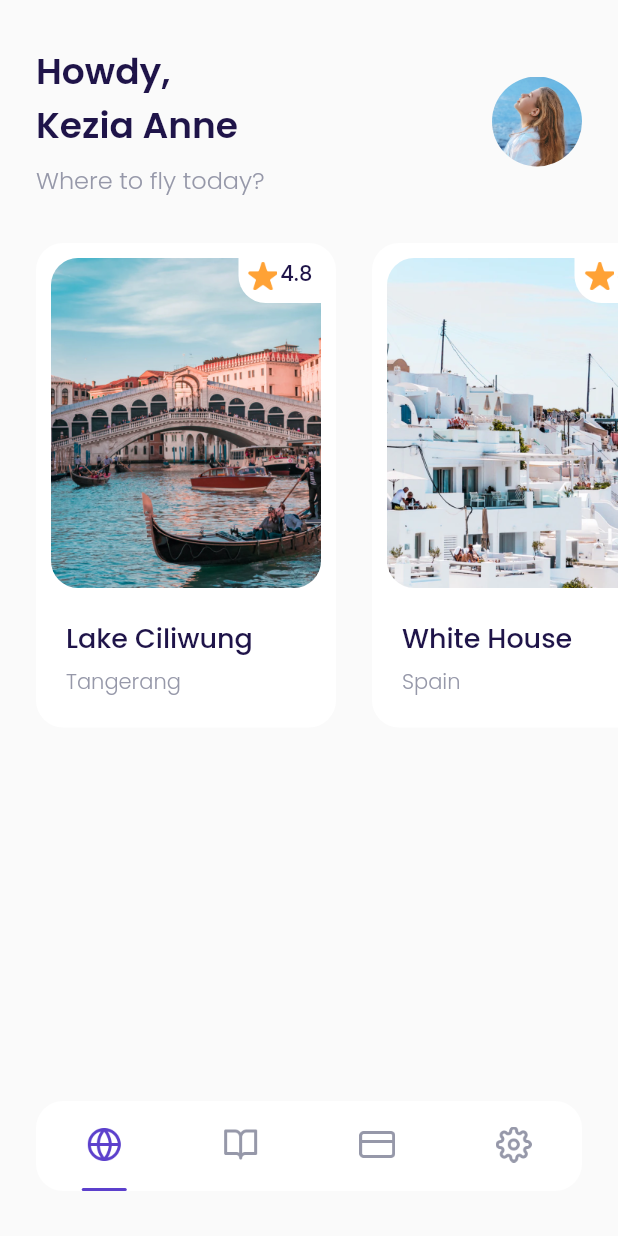
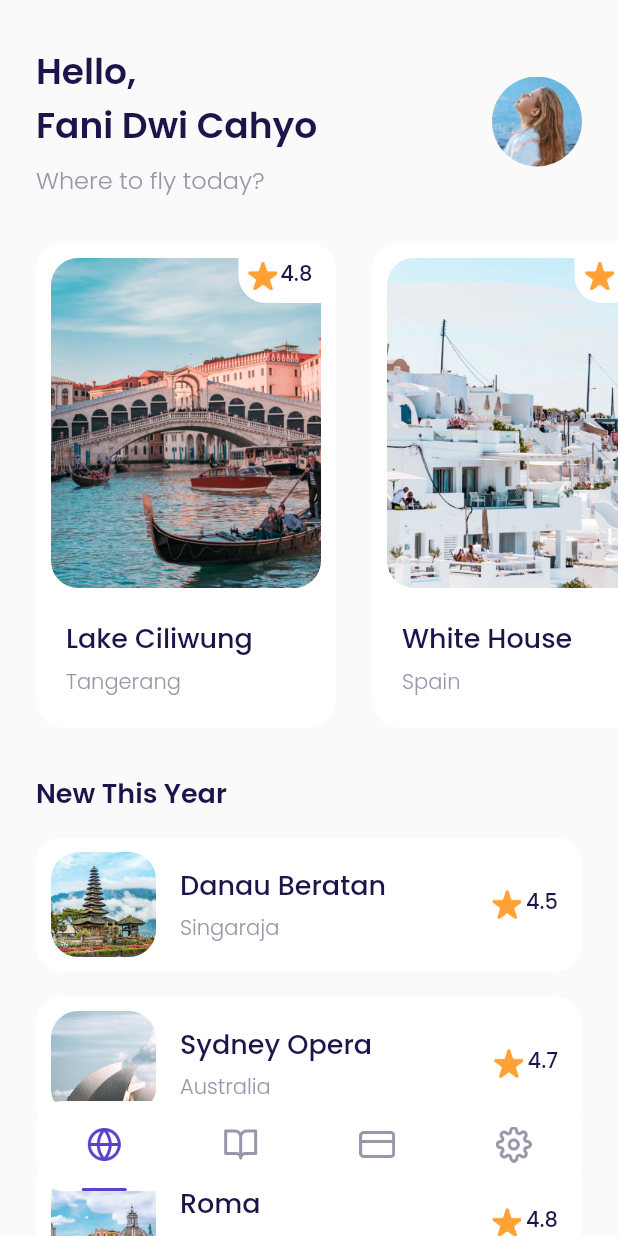
Before and after one commit to fanicahyo7/Flutter_Airplane, a Flutter app: the MainPage screen opened by its route, on a phone screen of 412 x 824 dp. Run offline on Flutter 3.47's test engine with Material 2 defaults, Android fonts, the phone set to English and light mode, and no system bars; our stand-ins replace google_fonts.

Commit message:
new destination clear

```diff
--- a/lib/ui/pages/Home_Page.dart
+++ b/lib/ui/pages/Home_Page.dart
@@ -1,5 +1,6 @@
 import 'package:bwa_airplane/shared/theme.dart';
 import 'package:bwa_airplane/ui/widgets/custom_destination_card.dart';
+import 'package:bwa_airplane/ui/widgets/custom_new_destination_card.dart';
 import 'package:flutter/material.dart';
 
 class HomePage extends StatelessWidget {
@@ -21,7 +22,7 @@ class HomePage extends StatelessWidget {
                   crossAxisAlignment: CrossAxisAlignment.start,
                   children: [
                     Text(
-                      'Howdy,\nKezia Anne',
+                      'Hello,\nFani Dwi Cahyo',
                       style: blackTextStyle.copyWith(
                           fontSize: 24, fontWeight: semibold),
                       overflow: TextOverflow.ellipsis,
@@ -85,7 +86,7 @@ class HomePage extends StatelessWidget {
                 city: 'Singapura',
                 imageUrl: 'assets/image_destination5.png',
                 rating: 4.8,
-              )
+              ),
             ],
           ),
         ),
@@ -93,13 +94,54 @@ class HomePage extends StatelessWidget {
     }
 
     Widget newDestination() {
-      return Container();
+      return Align(
+        alignment: Alignment.centerLeft,
+        child: Column(
+          crossAxisAlignment: CrossAxisAlignment.start,
+          children: [
+            Container(
+              margin: EdgeInsets.only(
+                  left: defaultMargin, right: defaultMargin, top: 30),
+              child: Text(
+                'New This Year',
+                style:
+                    blackTextStyle.copyWith(fontSize: 18, fontWeight: semibold),
+              ),
+            ),
+            CustomNewDestinationCard(
+              name: 'Danau Beratan',
+              city: 'Singaraja',
+              imageUrl: 'assets/image_destination6.png',
+              rating: 4.5,
+            ),
+            CustomNewDestinationCard(
+              name: 'Sydney Opera',
+              city: 'Australia',
+              imageUrl: 'assets/image_destination7.png',
+              rating: 4.7,
+            ),
+            CustomNewDestinationCard(
+              name: 'Roma',
+              city: 'Italy',
+              imageUrl: 'assets/image_destination8.png',
+              rating: 4.8,
+            )
+          ],
+        ),
+      );
     }
 
     return ListView(
       children: [
         Column(
-          children: [header(), popularDestination(),newDestination()],
+          children: [
+            header(),
+            popularDestination(),
+            newDestination(),
+            SizedBox(
+              height: 100,
+            )
+          ],
         )
       ],
     );
--- /dev/null
+++ b/lib/ui/widgets/custom_new_destination_card.dart
@@ -0,0 +1,87 @@
+import 'package:bwa_airplane/shared/theme.dart';
+import 'package:flutter/material.dart';
+
+class CustomNewDestinationCard extends StatelessWidget {
+  final String name;
+  final String city;
+  final String imageUrl;
+  final double rating;
+
+  const CustomNewDestinationCard(
+      {Key? key,
+      required this.name,
+      required this.city,
+      required this.imageUrl,
+      this.rating = 0.0})
+      : super(key: key);
+
+  @override
+  Widget build(BuildContext context) {
+    return Container(
+      margin:
+          EdgeInsets.only(top: 16, left: defaultMargin, right: defaultMargin),
+      width: double.infinity,
+      height: 90,
+      decoration: BoxDecoration(
+          borderRadius: BorderRadius.circular(18), color: kWhiteColor),
+      child: Row(
+        children: [
+          Container(
+            margin: EdgeInsets.fromLTRB(10, 10, 16, 10),
+            height: 70,
+            width: 70,
+            decoration: BoxDecoration(
+                borderRadius: BorderRadius.circular(18),
+                image: DecorationImage(image: AssetImage(imageUrl))),
+          ),
+          Expanded(
+            child: Column(
+              mainAxisAlignment: MainAxisAlignment.center,
+              crossAxisAlignment: CrossAxisAlignment.start,
+              children: [
+                Text(
+                  name,
+                  style:
+                      blackTextStyle.copyWith(fontWeight: medium, fontSize: 18),
+                  overflow: TextOverflow.ellipsis,
+                ),
+                SizedBox(
+                  height: 5,
+                ),
+                Text(
+                  city,
+                  style: greyTextStyle.copyWith(fontWeight: light),
+                  overflow: TextOverflow.ellipsis,
+                )
+              ],
+            ),
+          ),
+          Container(
+            margin: EdgeInsets.only(right: 16),
+            child: Row(
+              mainAxisAlignment: MainAxisAlignment.center,
+              crossAxisAlignment: CrossAxisAlignment.start,
+              children: [
+                Container(
+                  height: 24,
+                  width: 20,
+                  margin: EdgeInsets.only(right: 2),
+                  decoration: BoxDecoration(
+                      image: DecorationImage(
+                          image: AssetImage('assets/icon_star.png'))),
+                ),
+                SizedBox(
+                  width: 1,
+                ),
+                Text(
+                  rating.toString(),
+                  style: blackTextStyle.copyWith(fontWeight: medium),
+                )
+              ],
+            ),
+          ),
+        ],
+      ),
+    );
+  }
+}
```
